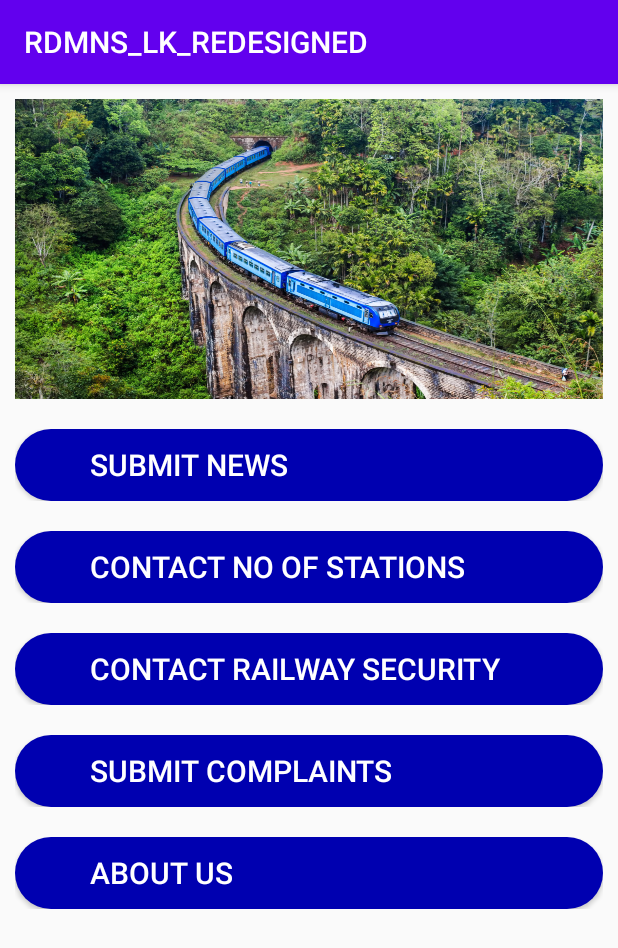
After one commit to niroshan-ran/RDMNS_LK_REDESIGNED, an Android app: the Menu_new screen opened directly, with no data from a screen before it, on a phone screen of 412 x 824 dp. The commit adds this screen. Shown: the top 948 px of the screen. Run offline under Robolectric (Android 15) with nearby library versions, the phone set to English and light mode, and no system bars.

Commit message:
initial commit

```diff
--- a/app/src/main/AndroidManifest.xml
+++ b/app/src/main/AndroidManifest.xml
@@ -9,6 +9,7 @@
         android:roundIcon="@mipmap/ic_launcher_round"
         android:supportsRtl="true"
         android:theme="@style/AppTheme">
+        <activity android:name=".Menu_new"></activity>
         <activity android:name=".MainActivity">
             <intent-filter>
                 <action android:name="android.intent.action.MAIN" />
--- /dev/null
+++ b/app/src/main/java/com/uee/rdmns_lk_redesigned/Menu_new.java
@@ -0,0 +1,14 @@
+package com.uee.rdmns_lk_redesigned;
+
+import androidx.appcompat.app.AppCompatActivity;
+
+import android.os.Bundle;
+
+public class Menu_new extends AppCompatActivity {
+
+    @Override
+    protected void onCreate(Bundle savedInstanceState) {
+        super.onCreate(savedInstanceState);
+        setContentView(R.layout.activity_menu_new);
+    }
+}
--- /dev/null
+++ b/app/src/main/res/drawable/l_rounded_button.xml
@@ -0,0 +1,8 @@
+<?xml version="1.0" encoding="utf-8"?>
+<shape xmlns:android="http://schemas.android.com/apk/res/android"
+    android:shape="rectangle">
+
+    <solid android:color="@color/btnColourL"/>
+    <corners android:radius="150dp"/>
+
+</shape>
--- /dev/null
+++ b/app/src/main/res/layout/activity_menu_new.xml
@@ -0,0 +1,104 @@
+<?xml version="1.0" encoding="utf-8"?>
+<LinearLayout xmlns:android="http://schemas.android.com/apk/res/android"
+    xmlns:app="http://schemas.android.com/apk/res-auto"
+    xmlns:tools="http://schemas.android.com/tools"
+    android:layout_width="match_parent"
+    android:layout_height="match_parent"
+    android:orientation="vertical"
+    tools:context=".Menu_new">
+
+    <LinearLayout
+        android:layout_width="match_parent"
+        android:layout_height="wrap_content"
+        android:orientation="vertical">
+        <LinearLayout
+            android:layout_width="match_parent"
+            android:layout_height="200dp"
+            android:layout_margin="10dp">
+
+            <ImageView
+                android:layout_width="match_parent"
+                android:layout_height="match_parent"
+                android:background="@drawable/train"/>
+        </LinearLayout>
+
+        <LinearLayout
+            android:layout_width="match_parent"
+            android:layout_height="wrap_content"
+            android:layout_margin="10dp">
+            <Button
+                android:layout_width="match_parent"
+                android:layout_height="wrap_content"
+                android:background="@drawable/l_rounded_button"
+                android:textColor="#FFFFFF"
+                android:text="@string/menuName1"
+                android:textAlignment="textStart"
+                android:paddingLeft="50dp"
+                android:textSize="20sp" />
+        </LinearLayout>
+
+        <LinearLayout
+            android:layout_width="match_parent"
+            android:layout_height="wrap_content"
+            android:layout_margin="10dp">
+            <Button
+                android:layout_width="match_parent"
+                android:layout_height="wrap_content"
+                android:background="@drawable/l_rounded_button"
+                android:textColor="#FFFFFF"
+                android:text="@string/menuName2"
+                android:textAlignment="textStart"
+                android:paddingLeft="50dp"
+                android:textSize="20sp" />
+        </LinearLayout>
+
+        <LinearLayout
+            android:layout_width="match_parent"
+            android:layout_height="wrap_content"
+            android:layout_margin="10dp">
+            <Button
+                android:layout_width="match_parent"
+                android:layout_height="wrap_content"
+                android:background="@drawable/l_rounded_button"
+                android:textColor="#FFFFFF"
+                android:text="@string/menuName3"
+                android:textAlignment="textStart"
+                android:paddingLeft="50dp"
+                android:textSize="20sp" />
+        </LinearLayout>
+
+        <LinearLayout
+            android:layout_width="match_parent"
+            android:layout_height="wrap_content"
+            android:layout_margin="10dp">
+            <Button
+                android:layout_width="match_parent"
+                android:layout_height="wrap_content"
+                android:background="@drawable/l_rounded_button"
+                android:text="@string/menuName4"
+                android:textColor="#FFFFFF"
+                android:textAlignment="textStart"
+                android:paddingLeft="50dp"
+                android:textSize="20sp" />
+        </LinearLayout>
+
+        <LinearLayout
+            android:layout_width="match_parent"
+            android:layout_height="wrap_content"
+            android:layout_margin="10dp">
+            <Button
+                android:layout_width="match_parent"
+                android:layout_height="wrap_content"
+                android:background="@drawable/l_rounded_button"
+                android:text="@string/menuName5"
+                android:textColor="#FFFFFF"
+                android:textAlignment="textStart"
+                android:paddingLeft="50dp"
+                android:textSize="20sp" />
+        </LinearLayout>
+
+
+    </LinearLayout>
+
+
+</LinearLayout>
--- a/app/src/main/res/values/colors.xml
+++ b/app/src/main/res/values/colors.xml
@@ -3,4 +3,5 @@
     <color name="colorPrimary">#6200EE</color>
     <color name="colorPrimaryDark">#3700B3</color>
     <color name="colorAccent">#03DAC5</color>
+    <color name="btnColourL">#0000B0</color>
 </resources>
--- a/app/src/main/res/values/strings.xml
+++ b/app/src/main/res/values/strings.xml
@@ -3,4 +3,9 @@
     <string name="menu_description">Welcome to RDMNS.LK</string>
     <string name="button_text">Submit News</string>
     <string name="image_description">Test Content Description</string>
+    <string name="menuName1">Submit News</string>
+    <string name="menuName2">Contact No of Stations</string>
+    <string name="menuName3">Contact Railway Security</string>
+    <string name="menuName4">Submit Complaints</string>
+    <string name="menuName5">About Us</string>
 </resources>
```
Also changed, not shown: app/src/main/res/drawable/train.jpg (added).
